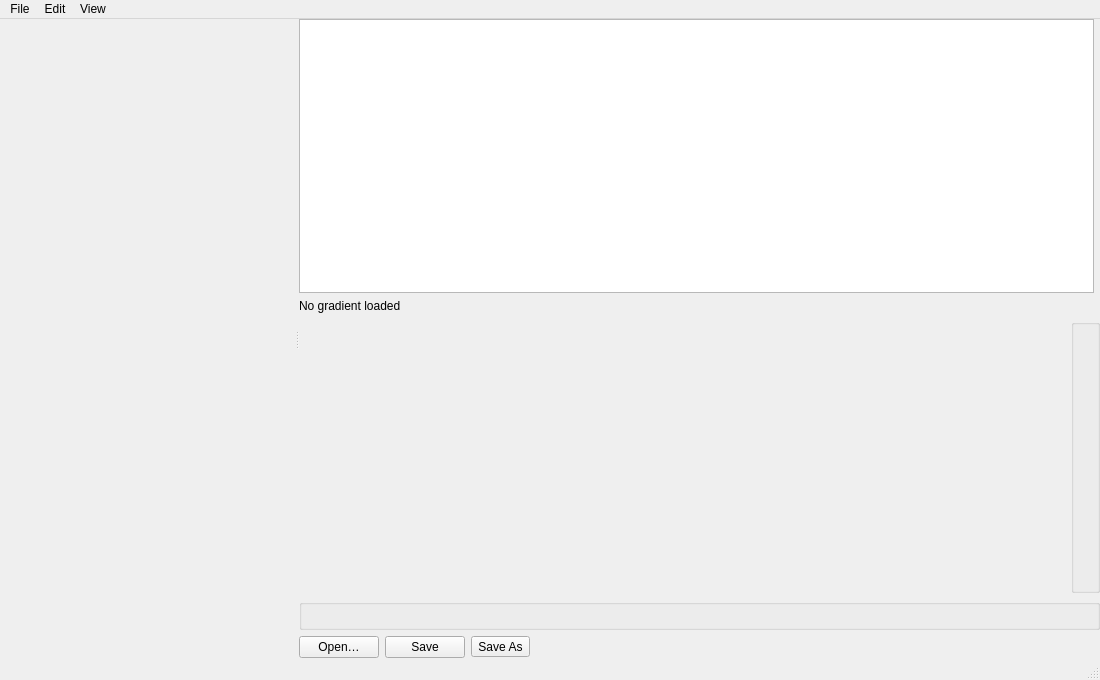
The window that ui/gradient_library_window.ui (who8mypnuts/Fractalchemy) describes before a commit, drawn with Qt 5.
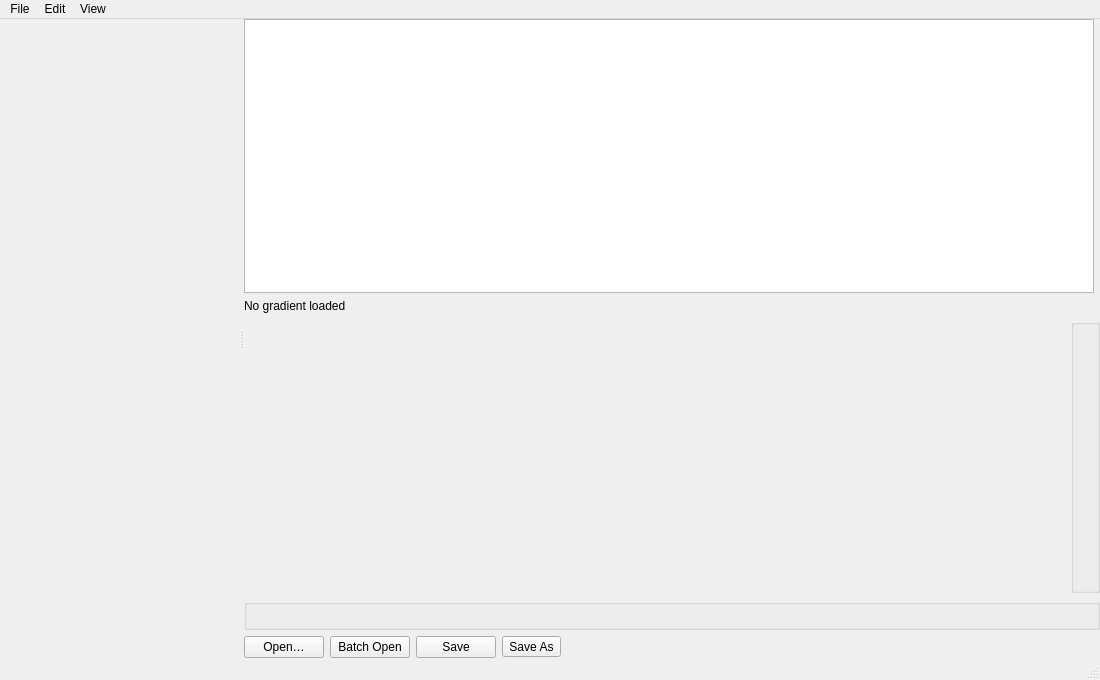
The same window after the commit. Custom widgets are drawn as their Qt base class.

Commit message: feat: batch save images from folder to gradient

```diff
--- a/ui/gradient_library_window.ui
+++ b/ui/gradient_library_window.ui
@@ -70,6 +70,16 @@
             </property>
            </widget>
           </item>
+           <item>
+            <widget class="QPushButton" name="btnBatchOpen">
+             <property name="text">
+              <string>Batch Open</string>
+             </property>
+             <property name="toolTip">
+              <string>Import every image in a folder (its subfolders included) as gradients and save them into one file</string>
+             </property>
+            </widget>
+           </item>
           <item>
            <widget class="QPushButton" name="btnSave">
             <property name="text">
```
Lines whose indentation alone changed are shown as unchanged. The commit also changes 3 other files.
